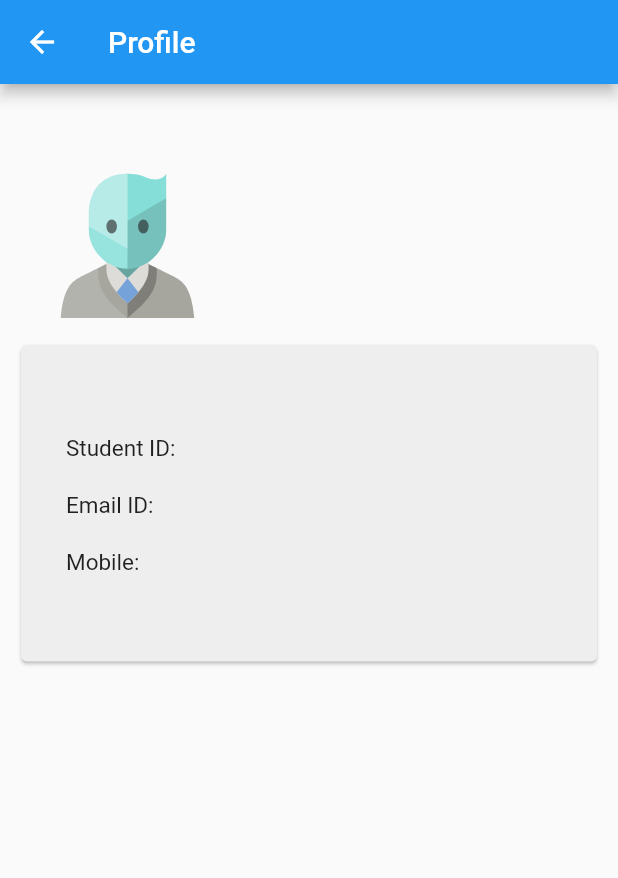
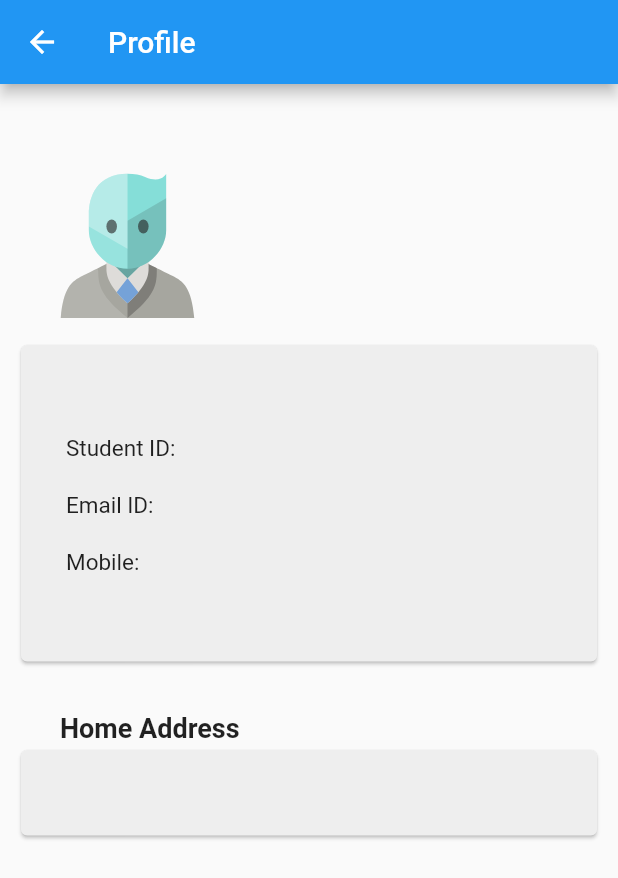
Before and after one commit to pranava21/college_app_flutter, a Flutter app: the StudentProfile screen opened directly with empty values, on a phone screen of 412 x 824 dp. Shown: the top 878 px of the screen. Run offline on Flutter 3.47's test engine with Material 2 defaults, Android fonts, the phone set to English and light mode, and no system bars; our stand-ins replace firebase_auth, firebase_core, flutter_svg, google_fonts, rflutter_alert; accounts and stored records are empty; network calls fail; Roboto replaces fonts that are missing (Spartan).

Commit message:
changed image for placement and minor UI changes

```diff
--- a/lib/layouts/student_layout.dart
+++ b/lib/layouts/student_layout.dart
@@ -38,6 +38,7 @@ class _StudentLayoutState extends State<StudentLayout> {
       ),
       drawer: StudentDrawer(user: user!),
       body: SafeArea(
+        child: SingleChildScrollView(
           child: Column(
             children: [
               Container(
@@ -92,6 +93,7 @@ class _StudentLayoutState extends State<StudentLayout> {
             ],
           ),
         ),
+      ),
     );
   }
 
--- a/lib/screens/student_screens/student_profile.dart
+++ b/lib/screens/student_screens/student_profile.dart
@@ -8,7 +8,8 @@ class StudentProfile extends StatelessWidget {
   final UserDetails user;
   final Student student;
 
-  const StudentProfile({Key? key, required this.user, required this.student}) : super(key: key);
+  const StudentProfile({Key? key, required this.user, required this.student})
+      : super(key: key);
 
   @override
   Widget build(BuildContext context) {
@@ -76,6 +77,34 @@ class StudentProfile extends StatelessWidget {
                         )
                       ],
                     ),
+                  ),
+                  const SizedBox(
+                    height: 10,
+                  ),
+                  Container(
+                    alignment: Alignment.topLeft,
+                    padding: const EdgeInsets.only(top: 20, left: 30),
+                    child: Text('Home Address',
+                        style: GoogleFonts.spartan(
+                            fontSize: 18, fontWeight: FontWeight.bold)),
+                  ),
+                  Card(
+                    color: Colors.grey[200],
+                    child: Column(
+                      children: [
+                        Container(
+                          alignment: Alignment.topLeft,
+                          padding: const EdgeInsets.only(top: 20, left: 30),
+                          child: Text(user.address,
+                              style: GoogleFonts.spartan(
+                                fontSize: 15,
+                              )),
+                        ),
+                        const SizedBox(
+                          height: 20,
+                        )
+                      ],
+                    ),
                   )
                 ],
               )),
--- a/lib/widgets/student_drawer.dart
+++ b/lib/widgets/student_drawer.dart
@@ -40,9 +40,12 @@ class StudentDrawer extends StatelessWidget {
                   },
                   child: ListTile(
                       leading: const Icon(Icons.account_circle),
-                      title: Text(
-                        'Profile',
-                        style: GoogleFonts.spartan(fontSize: 17),
+                      title: Padding(
+                        padding: const EdgeInsets.only(top: 2),
+                        child: Text(
+                          'Profile',
+                          style: GoogleFonts.spartan(fontSize: 17),
+                        ),
                       )),
                 ),
               ],
```
Also changed, not shown: assets/placement1.jpg. Lines whose indentation alone changed are shown as unchanged.
